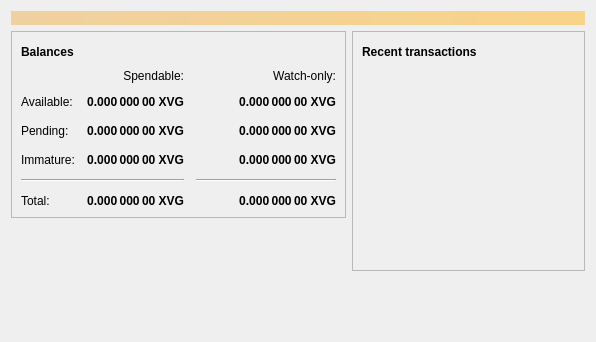
First picture: the form in src/qt/forms/overviewpage.ui, repository vergecurrency/verge, before the edit.
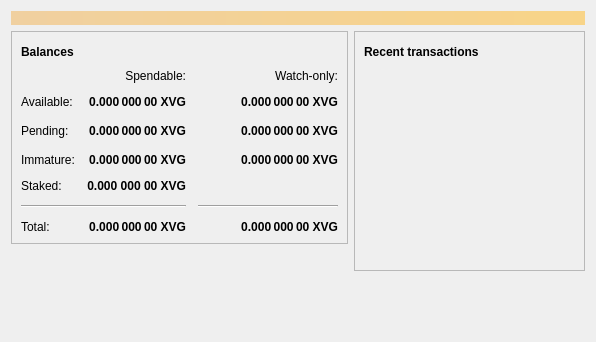
Second picture: the form after the edit. Icons and pictures are not drawn.

Commit message: show staked balance on overview

Patch:
```diff
--- a/src/qt/forms/overviewpage.ui
+++ b/src/qt/forms/overviewpage.ui
@@ -189,14 +189,14 @@
               </property>
              </widget>
             </item>
-            <item row="4" column="0" colspan="2">
+            <item row="5" column="0" colspan="2">
              <widget class="Line" name="line">
               <property name="orientation">
                <enum>Qt::Horizontal</enum>
               </property>
              </widget>
             </item>
-            <item row="4" column="2">
+            <item row="5" column="2">
              <widget class="Line" name="lineWatchBalance">
               <property name="sizePolicy">
                <sizepolicy hsizetype="Preferred" vsizetype="Fixed">
@@ -215,7 +215,7 @@
               </property>
              </widget>
             </item>
-            <item row="5" column="0">
+            <item row="6" column="0">
              <widget class="QLabel" name="labelTotalText">
               <property name="text">
                <string>Total:</string>
@@ -267,7 +267,7 @@
               </property>
              </widget>
             </item>
-            <item row="5" column="1">
+            <item row="6" column="1">
              <widget class="QLabel" name="labelTotal">
               <property name="font">
                <font>
@@ -292,7 +292,7 @@
               </property>
              </widget>
             </item>
-            <item row="5" column="2">
+            <item row="6" column="2">
              <widget class="QLabel" name="labelWatchTotal">
               <property name="font">
                <font>
@@ -391,6 +391,38 @@
               </property>
              </widget>
             </item>
+            <item row="4" column="0">
+             <widget class="QLabel" name="labelStakedText">
+              <property name="text">
+               <string>Staked:</string>
+              </property>
+             </widget>
+            </item>
+            <item row="4" column="1">
+             <widget class="QLabel" name="labelStaked">
+              <property name="font">
+               <font>
+                <weight>75</weight>
+                <bold>true</bold>
+               </font>
+              </property>
+              <property name="cursor">
+               <cursorShape>IBeamCursor</cursorShape>
+              </property>
+              <property name="toolTip">
+               <string>Your balance currently committed to proof-of-stake bonds</string>
+              </property>
+              <property name="text">
+               <string notr="true">0.000 000 00 XVG</string>
+              </property>
+              <property name="alignment">
+               <set>Qt::AlignRight|Qt::AlignTrailing|Qt::AlignVCenter</set>
+              </property>
+              <property name="textInteractionFlags">
+               <set>Qt::LinksAccessibleByMouse|Qt::TextSelectableByKeyboard|Qt::TextSelectableByMouse</set>
+              </property>
+             </widget>
+            </item>
             <item row="0" column="1">
              <widget class="QLabel" name="labelSpendable">
               <property name="text">
```
The commit also changes 3 other files.
